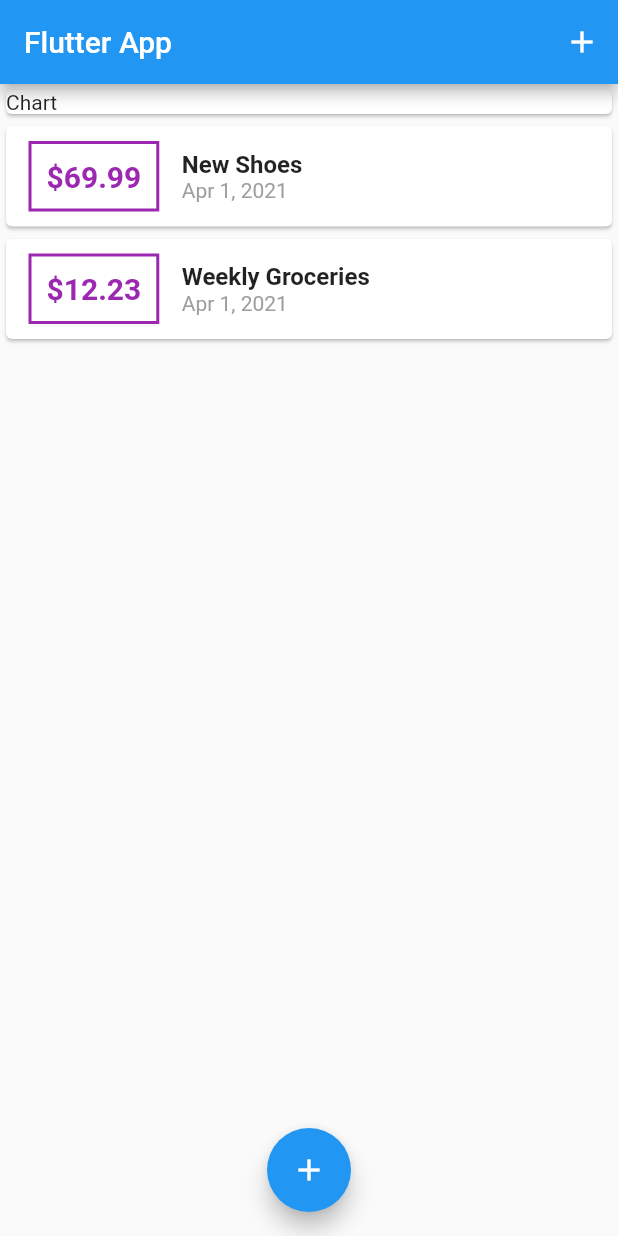
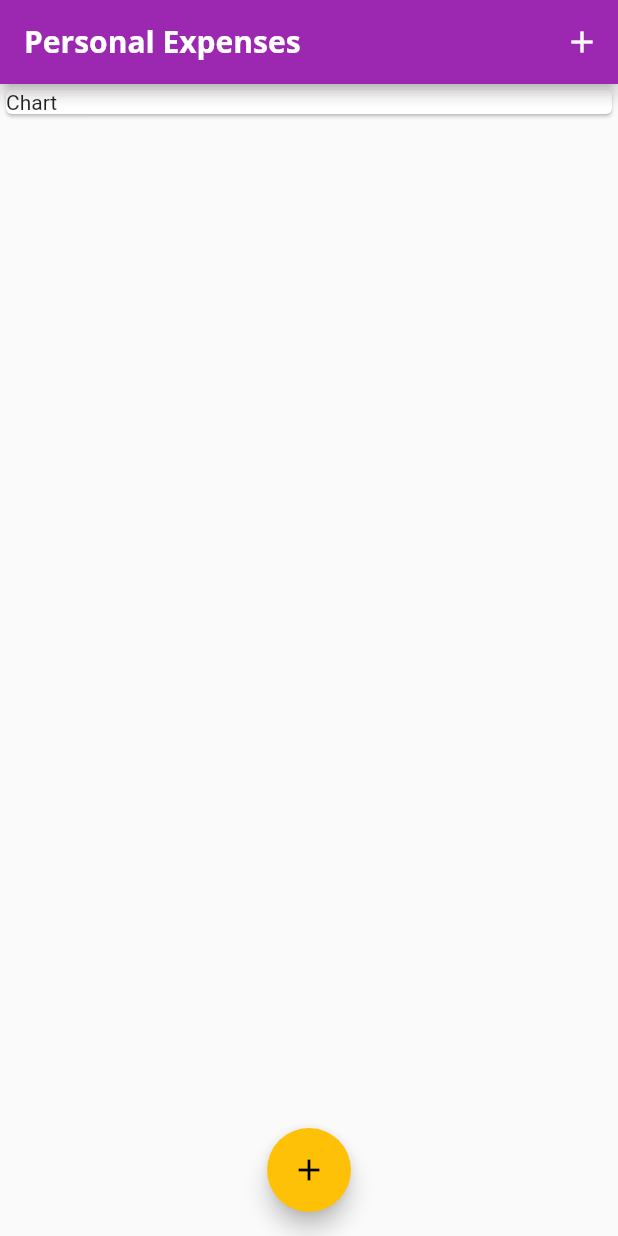
Before and after one commit to dakshina13/personal_expenses, a Flutter app: the screen it shows after launch, on a phone screen of 412 x 824 dp. Run offline on Flutter 3.47's test engine with Material 2 defaults, Android fonts, the phone set to English and light mode, and no system bars.

Commit message:
Adding custom fonts

```diff
--- a/lib/main.dart
+++ b/lib/main.dart
@@ -9,7 +9,28 @@ class MyApp extends StatelessWidget {
   @override
   Widget build(BuildContext context) {
     return MaterialApp(
-      title: 'Flutter App',
+      title: 'Personal Expenses',
+      theme: ThemeData(
+        primarySwatch: Colors.purple,
+        accentColor: Colors.amber,
+        fontFamily: 'Quicksand',
+        textTheme: ThemeData.light().textTheme.copyWith(
+              headline6: TextStyle(
+                fontFamily: 'OpenSans',
+                fontSize: 18,
+                fontWeight: FontWeight.bold,
+              ),
+            ),
+        appBarTheme: AppBarTheme(
+          textTheme: ThemeData.light().textTheme.copyWith(
+                headline6: TextStyle(
+                  fontFamily: 'OpenSans',
+                  fontSize: 20,
+                  fontWeight: FontWeight.bold,
+                ),
+              ),
+        ),
+      ),
       home: MyHomePage(),
     );
   }
@@ -22,18 +43,18 @@ class MyHomePage extends StatefulWidget {
 
 class _MyHomePageState extends State<MyHomePage> {
   final List<Transaction> _userTransactions = [
-    Transaction(
-      id: 't1',
-      title: 'New Shoes',
-      amount: 69.99,
-      date: DateTime.now(),
-    ),
-    Transaction(
-      id: 't3',
-      title: 'Weekly Groceries',
-      amount: 12.23,
-      date: DateTime.now(),
-    ),
+    // Transaction(
+    //   id: 't1',
+    //   title: 'New Shoes',
+    //   amount: 69.99,
+    //   date: DateTime.now(),
+    // ),
+    // Transaction(
+    //   id: 't3',
+    //   title: 'Weekly Groceries',
+    //   amount: 12.23,
+    //   date: DateTime.now(),
+    // ),
   ];
   void _startAddNewTransaction(BuildContext ctx) {
     showModalBottomSheet(
@@ -58,7 +79,9 @@ class _MyHomePageState extends State<MyHomePage> {
   Widget build(BuildContext context) {
     return Scaffold(
       appBar: AppBar(
-        title: Text('Flutter App'),
+        title: Text(
+          'Personal Expenses',
+        ),
         actions: <Widget>[
           IconButton(
             icon: Icon(
--- a/lib/widgets/transaction_list.dart
+++ b/lib/widgets/transaction_list.dart
@@ -24,7 +24,7 @@ class TransactionList extends StatelessWidget {
                   padding: EdgeInsets.all(10),
                   decoration: BoxDecoration(
                     border: Border.all(
-                      color: Colors.purple,
+                      color:  Theme.of(context).primaryColor,
                       width: 2,
                     ),
                   ),
@@ -33,7 +33,7 @@ class TransactionList extends StatelessWidget {
                     style: TextStyle(
                       fontWeight: FontWeight.bold,
                       fontSize: 20,
-                      color: Colors.purple,
+                      color: Theme.of(context).primaryColor,
                     ),
                   ),
                 ),
@@ -41,10 +41,7 @@ class TransactionList extends StatelessWidget {
                   children: <Widget>[
                     Text(
                       transactions[index].title,
-                      style: TextStyle(
-                        fontWeight: FontWeight.bold,
-                        fontSize: 16,
-                      ),
+                      style: Theme.of(context).textTheme.headline6,
                     ),
                     Text(
                       DateFormat.yMMMd().format(transactions[index].date),
```
Also changed, not shown: pubspec.yaml (+11 -0 lines), assets/fonts/OpenSans-Bold.ttf (added), assets/fonts/OpenSans-Regular.ttf (added), assets/fonts/Quicksand-Bold.ttf (added), assets/fonts/Quicksand-Light.ttf (added), assets/fonts/Quicksand-Medium.ttf (added), assets/fonts/Quicksand-Regular.ttf (added), assets/images/waiting.png (added).
